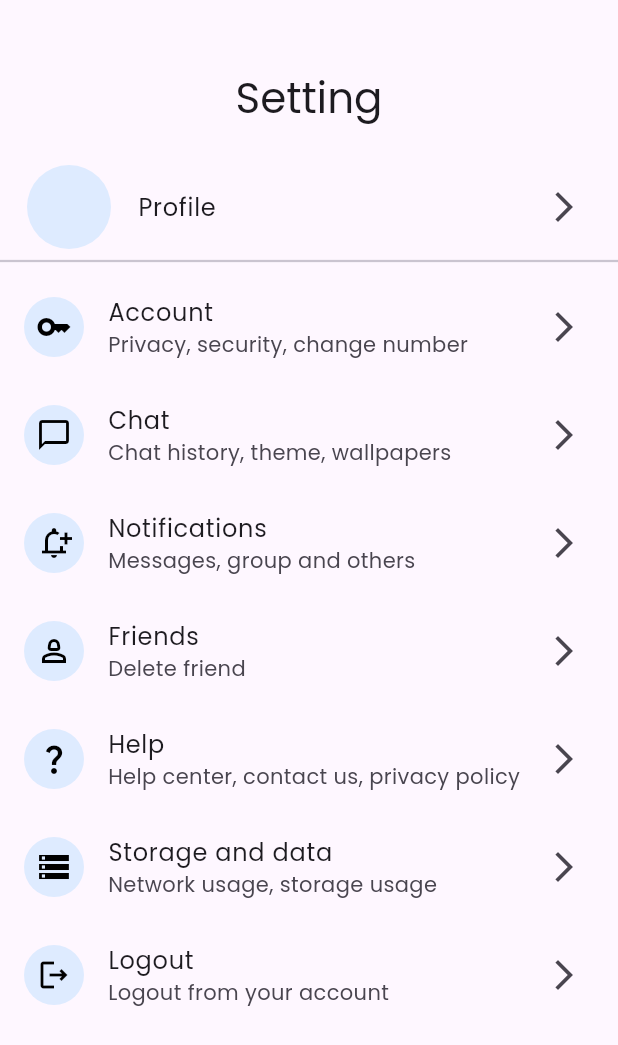
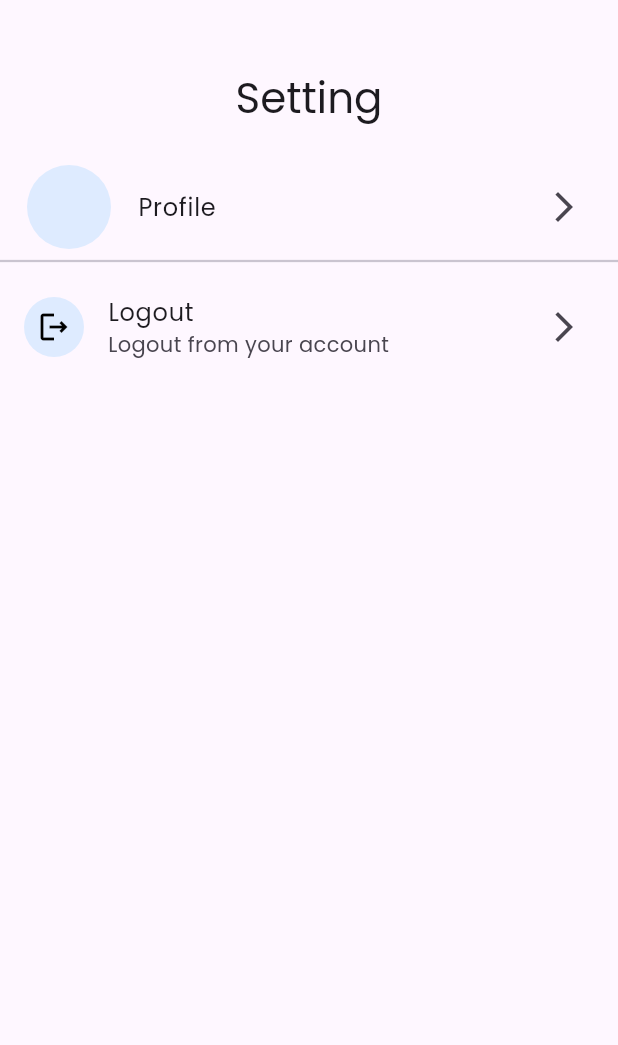
Before and after one commit to WorapolKhu/Chat-project, a Flutter app: the SettingPage screen opened by its route, on a phone screen of 412 x 824 dp. Shown: the top 1045 px of the screen. Run offline on Flutter 3.47's test engine with Material 3 defaults, Android fonts, the phone set to English and light mode, and no system bars; our stand-ins replace cloud_firestore, firebase_auth, firebase_core; accounts and stored records are empty.

```diff
--- a/lib/pages/chat_list.dart
+++ b/lib/pages/chat_list.dart
@@ -49,16 +49,6 @@ class _ChatListState extends State<ChatList> {
       body: SafeArea(
           child: Column(
         children: [
-          const Padding(
-            padding: EdgeInsets.all(16.0),
-            child: TextField(
-              decoration: InputDecoration(
-                  hintText: "Search",
-                  prefixIcon: Icon(Icons.search),
-                  border: OutlineInputBorder(
-                      borderRadius: BorderRadius.all(Radius.circular(25.0)))),
-            ),
-          ),
           FutureBuilder(
               future: getCurrentUser(),
               builder: (context, snapshot) {
--- a/lib/pages/homelist.dart
+++ b/lib/pages/homelist.dart
@@ -1,9 +1,7 @@
 import 'package:chatty/pages/friend_profile.dart';
 import 'package:firebase_auth/firebase_auth.dart';
 import 'package:cloud_firestore/cloud_firestore.dart';
-
 import 'package:flutter/material.dart';
-
 
 class HomeList extends StatefulWidget {
   const HomeList({super.key});
@@ -20,7 +18,6 @@ class _HomeListState extends State<HomeList> {
     User? loggedInUser;
     final store = FirebaseFirestore.instance;
     final auth = FirebaseAuth.instance;
-
 
     Future<Map> getUser() async {
       loggedInUser = await auth.authStateChanges().first;
@@ -58,6 +55,7 @@ class _HomeListState extends State<HomeList> {
     }
 
     return Scaffold(
+      key: UniqueKey(),
       appBar: AppBar(
           title: Container(
             padding: EdgeInsets.only(top: 40),
@@ -131,9 +129,9 @@ class _HomeListState extends State<HomeList> {
                                           'index': index,
                                         };
                                         Navigator.pushNamed(
-                                            context, FriendProfile.id,
-                                            arguments: userData);
-
+                                                context, FriendProfile.id,
+                                                arguments: userData)
+                                            .then((value) => setState(() {}));
                                       },
                                       leading: CircleAvatar(
                                           backgroundColor: avatarColor,
--- a/lib/pages/setting.dart
+++ b/lib/pages/setting.dart
@@ -63,72 +63,6 @@ class _SettingPageState extends State<SettingPage> {
           leading: CircleAvatar(
               backgroundColor: avatarColor,
               child: Icon(
-                Icons.key_outlined,
-                color: iconColor,
-              )),
-          title: Text("Account"),
-          subtitle: Text("Privacy, security, change number"),
-          trailing: arrowIcon,
-        ),
-        ListTile(
-          leading: CircleAvatar(
-              backgroundColor: avatarColor,
-              child: Icon(
-                Icons.chat_bubble_outline,
-                color: iconColor,
-              )),
-          title: Text('Chat'),
-          subtitle: Text('Chat history, theme, wallpapers'),
-          trailing: arrowIcon,
-        ),
-        ListTile(
-          leading: CircleAvatar(
-              backgroundColor: avatarColor,
-              child: Icon(
-                Icons.notification_add_outlined,
-                color: iconColor,
-              )),
-          title: Text('Notifications'),
-          subtitle: Text('Messages, group and others'),
-          trailing: arrowIcon,
-        ),
-        ListTile(
-          leading: CircleAvatar(
-              backgroundColor: avatarColor,
-              child: Icon(
-                Icons.person_2_outlined,
-                color: iconColor,
-              )),
-          title: Text('Friends'),
-          subtitle: Text('Delete friend'),
-          trailing: arrowIcon,
-        ),
-        ListTile(
-          leading: CircleAvatar(
-              backgroundColor: avatarColor,
-              child: Icon(
-                Icons.question_mark_outlined,
-                color: iconColor,
-              )),
-          title: Text('Help'),
-          subtitle: Text('Help center, contact us, privacy policy'),
-          trailing: arrowIcon,
-        ),
-        ListTile(
-          leading: CircleAvatar(
-              backgroundColor: avatarColor,
-              child: Icon(
-                Icons.storage_outlined,
-                color: iconColor,
-              )),
-          title: Text('Storage and data'),
-          subtitle: Text('Network usage, storage usage'),
-          trailing: arrowIcon,
-        ),
-        ListTile(
-          leading: CircleAvatar(
-              backgroundColor: avatarColor,
-              child: Icon(
                 Icons.logout_outlined,
                 color: iconColor,
               )),
```
